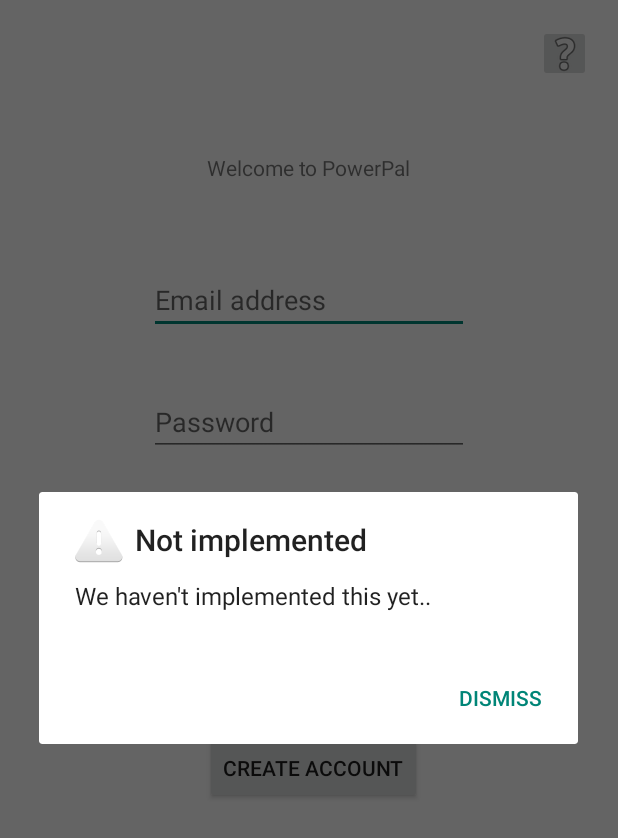
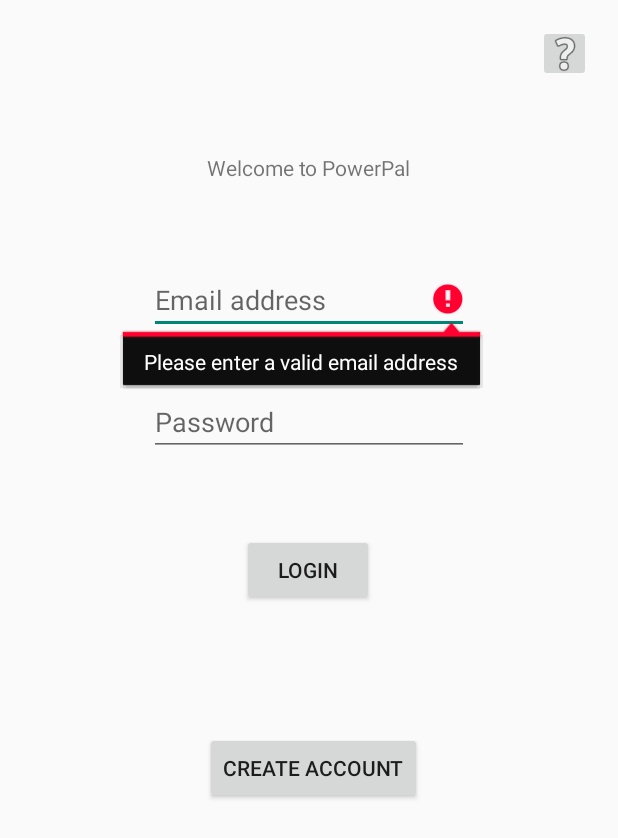
Before and after one commit to ETS-Android2/PowerPal, an Android app: the screen it shows after launch (MainActivity), after a tap on "LOGIN", on a phone screen of 412 x 824 dp. Shown: the top 838 px of the screen. Run offline under Robolectric (Android 15) with nearby library versions, the phone set to English and light mode, and no system bars.

Commit message:
Added input validation to Main Activity.

```diff
--- a/app/app/src/main/java/com/example/powerpal/MainActivity.java
+++ b/app/app/src/main/java/com/example/powerpal/MainActivity.java
@@ -3,11 +3,19 @@
 import androidx.appcompat.app.AlertDialog;
 import androidx.appcompat.app.AppCompatActivity;
 
+import android.content.Context;
 import android.content.DialogInterface;
 import android.content.Intent;
 import android.os.Bundle;
+import android.text.TextUtils;
+import android.util.Patterns;
 import android.view.View;
+import android.view.inputmethod.InputMethodManager;
 import android.widget.EditText;
+import android.widget.Toast;
+
+import com.google.android.material.snackbar.BaseTransientBottomBar;
+import com.google.android.material.snackbar.Snackbar;
 
 public class MainActivity extends AppCompatActivity {
 
@@ -21,26 +29,24 @@
         Intent intent = new Intent(this, CreateAccountActivity.class);
         startActivity(intent);
     }
+
     public void login(View view) {
-        // if incorrect email, or blank password, display error message
-        // else, authenticate
-            // if successful, open new activity
-            // else, display error message
-
-        new AlertDialog.Builder(this)
-                .setTitle("Not implemented")
-                .setMessage("We haven't implemented this yet..")
-                .setPositiveButton("Dismiss", new DialogInterface.OnClickListener() {
-                    @Override
-                    public void onClick(DialogInterface dialogInterface, int i) {
-
+        EditText enterEmail = (EditText) findViewById(R.id.editTextEmail);
+        EditText password = (EditText) findViewById(R.id.editTextPassword);
+        InputMethodManager imm = (InputMethodManager) getSystemService(Context.INPUT_METHOD_SERVICE);
+        imm.hideSoftInputFromWindow(view.getWindowToken(), 0);
+        if (TextUtils.isEmpty(enterEmail.getText()) || !Patterns.EMAIL_ADDRESS.matcher(enterEmail.getText()).matches()) {
+            enterEmail.setError("Please enter a valid email address");
+            return;
         }
-                })
-                .setIcon((android.R.drawable.ic_dialog_alert))
-                .show();
-
+        if (TextUtils.isEmpty(password.getText())) {
+            password.setError("Please enter a password");
+            return;
         }
-    public void showAbout(View view) {
+        // authentication
+        Snackbar.make(view, "Account is not valid!", Snackbar.LENGTH_LONG).show();
+    }
+        public void showAbout (View view){
             new AlertDialog.Builder(this)
                     .setTitle("About PowerPal")
                     .setMessage(R.string.about)
--- a/app/app/src/main/res/layout/activity_main.xml
+++ b/app/app/src/main/res/layout/activity_main.xml
@@ -12,7 +12,7 @@
         android:layout_height="wrap_content"
         android:layout_marginBottom="16dp"
         android:text="Welcome to PowerPal"
-        app:layout_constraintBottom_toTopOf="@+id/editTextTextEmailAddress"
+        app:layout_constraintBottom_toTopOf="@+id/editTextEmail"
         app:layout_constraintLeft_toLeftOf="parent"
         app:layout_constraintRight_toRightOf="parent"
         app:layout_constraintTop_toTopOf="parent"
@@ -43,19 +43,19 @@
         app:layout_constraintStart_toStartOf="parent" />
 
     <EditText
-        android:id="@+id/editTextTextEmailAddress"
+        android:id="@+id/editTextEmail"
         android:layout_width="wrap_content"
         android:layout_height="wrap_content"
         android:layout_marginBottom="36dp"
         android:ems="10"
         android:hint="Email address"
         android:inputType="textEmailAddress"
-        app:layout_constraintBottom_toTopOf="@+id/editTextTextPassword"
+        app:layout_constraintBottom_toTopOf="@+id/editTextPassword"
         app:layout_constraintEnd_toEndOf="parent"
         app:layout_constraintStart_toStartOf="parent" />
 
     <EditText
-        android:id="@+id/editTextTextPassword"
+        android:id="@+id/editTextPassword"
         android:layout_width="wrap_content"
         android:layout_height="wrap_content"
         android:layout_marginBottom="52dp"
```
Lines whose indentation alone changed are shown as unchanged.
